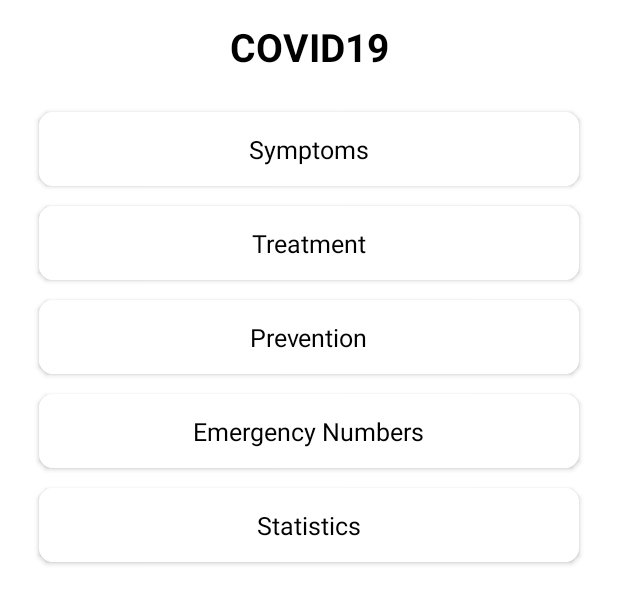
After one commit to mohamedkhaledalizayed/Covid19, an Android app: the layout activity_dashboard.xml on its own in the app's theme, with its tools: preview values and no code run, on a phone screen of 412 x 824 dp. The commit adds this screen. Shown: the top 604 px of the screen. Run offline under Robolectric (Android 15) with nearby library versions, the phone set to English and light mode, and no system bars; network calls fail.

Commit message:
Add Dashboard and corona virus information

```diff
--- a/app/build.gradle
+++ b/app/build.gradle
@@ -100,7 +100,7 @@ dependencies {
     implementation 'com.intuit.ssp:ssp-android:1.0.6'
     implementation 'androidx.lifecycle:lifecycle-extensions:2.1.0'
 
-    implementation 'com.google.android.material:material:1.2.0-alpha05'
+    implementation 'com.google.android.material:material:1.2.0-alpha02'
 
     implementation 'com.github.bumptech.glide:glide:4.0.0'
 
--- a/app/src/main/AndroidManifest.xml
+++ b/app/src/main/AndroidManifest.xml
@@ -22,7 +22,8 @@
             </intent-filter>
         </activity>
         <activity android:name=".view.activity.MainActivity"/>
-
+        <activity android:name=".view.activity.DashboardActivity"/>
+        <activity android:name=".view.activity.InformationActivity"/>
     </application>
 
 </manifest>
--- a/app/src/main/java/com/itgds/covid19/view/activity/SplashScreenActivity.kt
+++ b/app/src/main/java/com/itgds/covid19/view/activity/SplashScreenActivity.kt
@@ -17,7 +17,7 @@ class SplashScreenActivity : AppCompatActivity() {
         Glide.with(this).load(R.raw.virus).into(img);
 
         Handler().postDelayed({
-            startActivity(Intent(this@SplashScreenActivity, MainActivity::class.java))
+            startActivity(Intent(this@SplashScreenActivity, DashboardActivity::class.java))
             finish()
         }, 5000)
     }
--- /dev/null
+++ b/app/src/main/res/layout/activity_dashboard.xml
@@ -0,0 +1,133 @@
+<?xml version="1.0" encoding="utf-8"?>
+<androidx.constraintlayout.widget.ConstraintLayout
+    xmlns:android="http://schemas.android.com/apk/res/android"
+    android:layout_width="match_parent"
+    android:layout_height="match_parent"
+    xmlns:app="http://schemas.android.com/apk/res-auto">
+
+    <TextView
+        android:id="@+id/tv_title"
+        android:layout_width="wrap_content"
+        android:layout_height="wrap_content"
+        android:text="@string/home_title"
+        android:layout_marginTop="@dimen/_10sdp"
+        android:textSize="@dimen/_20ssp"
+        android:textStyle="bold"
+        android:textColor="#000"
+        app:layout_constraintEnd_toEndOf="parent"
+        app:layout_constraintStart_toStartOf="parent"
+        app:layout_constraintTop_toTopOf="parent" />
+
+    <com.google.android.material.card.MaterialCardView
+        android:id="@+id/cv_symptoms"
+        android:layout_width="match_parent"
+        android:layout_height="wrap_content"
+        android:layout_marginTop="@dimen/_20sdp"
+        android:layout_marginStart="@dimen/_20sdp"
+        android:layout_marginEnd="@dimen/_20sdp"
+        app:strokeWidth="1dp"
+        app:cardCornerRadius="@dimen/_7sdp"
+        app:layout_constraintStart_toStartOf="parent"
+        app:layout_constraintTop_toBottomOf="@id/tv_title">
+
+        <TextView
+            android:id="@+id/tv_symptoms"
+            android:layout_width="wrap_content"
+            android:layout_height="wrap_content"
+            android:padding="@dimen/_10sdp"
+            android:layout_gravity="center"
+            android:text="@string/symptoms"
+            android:textColor="#000"
+            android:textSize="@dimen/_13ssp" />
+    </com.google.android.material.card.MaterialCardView>
+
+    <com.google.android.material.card.MaterialCardView
+        android:id="@+id/cv_treatment"
+        android:layout_width="0dp"
+        android:layout_height="wrap_content"
+        android:layout_marginTop="@dimen/_10sdp"
+        app:strokeWidth="1dp"
+        app:cardCornerRadius="@dimen/_7sdp"
+        app:layout_constraintStart_toStartOf="@id/cv_symptoms"
+        app:layout_constraintEnd_toEndOf="@id/cv_symptoms"
+        app:layout_constraintTop_toBottomOf="@id/cv_symptoms">
+
+        <TextView
+            android:id="@+id/tv_treatment"
+            android:layout_width="wrap_content"
+            android:layout_height="wrap_content"
+            android:padding="@dimen/_10sdp"
+            android:layout_gravity="center"
+            android:text="@string/treatment"
+            android:textColor="#000"
+            android:textSize="@dimen/_13ssp" />
+    </com.google.android.material.card.MaterialCardView>
+
+    <com.google.android.material.card.MaterialCardView
+        android:id="@+id/cv_prevention"
+        android:layout_width="0dp"
+        android:layout_height="wrap_content"
+        android:layout_marginTop="@dimen/_10sdp"
+        app:strokeWidth="1dp"
+        app:cardCornerRadius="@dimen/_7sdp"
+        app:layout_constraintStart_toStartOf="@id/cv_symptoms"
+        app:layout_constraintEnd_toEndOf="@id/cv_symptoms"
+        app:layout_constraintTop_toBottomOf="@id/cv_treatment">
+
+        <TextView
+            android:id="@+id/tv_prevention"
+            android:layout_width="wrap_content"
+            android:layout_height="wrap_content"
+            android:padding="@dimen/_10sdp"
+            android:layout_gravity="center"
+            android:text="@string/prevention"
+            android:textColor="#000"
+            android:textSize="@dimen/_13ssp" />
+    </com.google.android.material.card.MaterialCardView>
+
+    <com.google.android.material.card.MaterialCardView
+        android:id="@+id/cv_emergency_numbers"
+        android:layout_width="0dp"
+        android:layout_height="wrap_content"
+        android:layout_marginTop="@dimen/_10sdp"
+        app:strokeWidth="1dp"
+        app:cardCornerRadius="@dimen/_7sdp"
+        app:layout_constraintStart_toStartOf="@id/cv_symptoms"
+        app:layout_constraintEnd_toEndOf="@id/cv_symptoms"
+        app:layout_constraintTop_toBottomOf="@id/cv_prevention">
+
+        <TextView
+            android:id="@+id/tv_emergency_numbers"
+            android:layout_width="wrap_content"
+            android:layout_height="wrap_content"
+            android:padding="@dimen/_10sdp"
+            android:layout_gravity="center"
+            android:text="@string/emergency_numbers"
+            android:textColor="#000"
+            android:textSize="@dimen/_13ssp" />
+    </com.google.android.material.card.MaterialCardView>
+
+
+    <com.google.android.material.card.MaterialCardView
+        android:id="@+id/cv_statistics"
+        android:layout_width="0dp"
+        android:layout_height="wrap_content"
+        android:layout_marginTop="@dimen/_10sdp"
+        app:strokeWidth="1dp"
+        app:cardCornerRadius="@dimen/_7sdp"
+        app:layout_constraintStart_toStartOf="@id/cv_symptoms"
+        app:layout_constraintEnd_toEndOf="@id/cv_symptoms"
+        app:layout_constraintTop_toBottomOf="@id/cv_emergency_numbers">
+
+        <TextView
+            android:id="@+id/tv_statistics"
+            android:layout_width="wrap_content"
+            android:layout_height="wrap_content"
+            android:padding="@dimen/_10sdp"
+            android:layout_gravity="center"
+            android:text="@string/statistics"
+            android:textColor="#000"
+            android:textSize="@dimen/_13ssp" />
+    </com.google.android.material.card.MaterialCardView>
+
+</androidx.constraintlayout.widget.ConstraintLayout>
```
Also changed, not shown: app/src/main/java/com/itgds/covid19/view/activity/DashboardActivity.kt (added, +34 -0 lines), app/src/main/java/com/itgds/covid19/view/activity/InformationActivity.kt (added, +22 -0 lines), app/src/main/res/layout/activity_information.xml (added, +16 -0 lines), app/src/main/res/values/strings.xml (+34 -1 lines).
